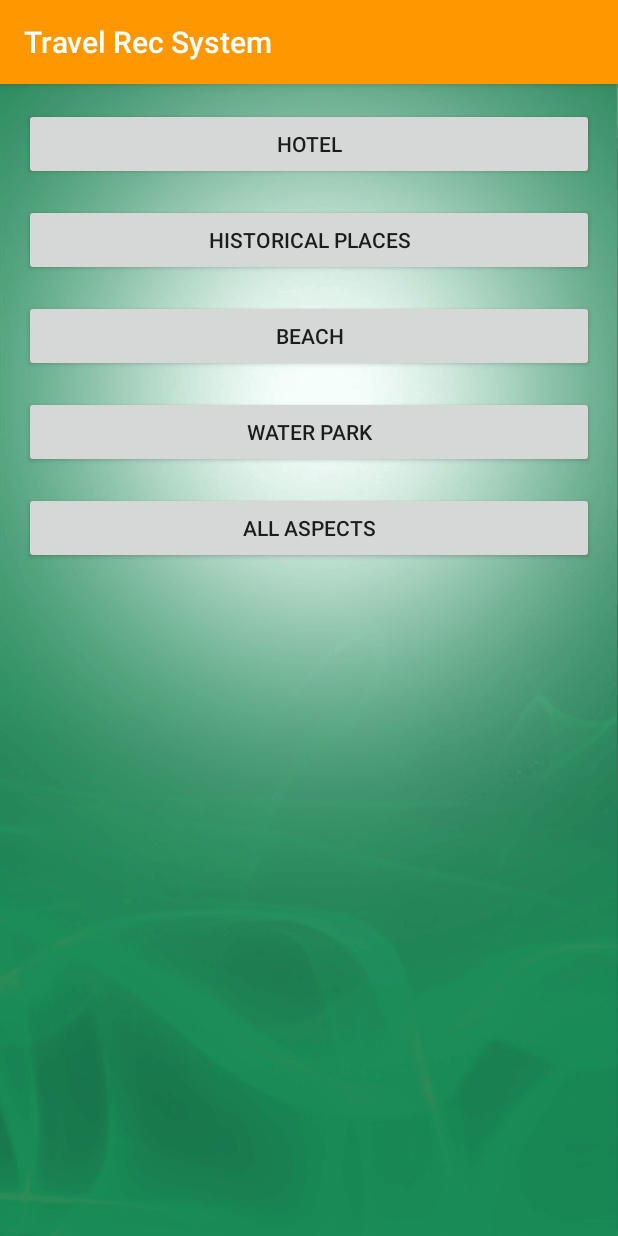
After one commit to chavantr/NewTwitterApp, an Android app: the LatestFilter screen opened directly, with no data from a screen before it, on a phone screen of 412 x 824 dp. The commit adds this screen. Run offline under Robolectric (Android 15) with nearby library versions, the phone set to English and light mode, and no system bars.

Commit message:
filter activity

```diff
--- a/app/src/main/java/com/mywings/newtwitterapp/MainActivity.kt
+++ b/app/src/main/java/com/mywings/newtwitterapp/MainActivity.kt
@@ -14,7 +14,7 @@ class MainActivity : AppCompatActivity() {
 
         btnSearch.setOnClickListener {
             if (!txtSearch.text.toString().isNullOrEmpty()) {
-                val intent = Intent(this@MainActivity, FilterActivity::class.java)
+                val intent = Intent(this@MainActivity, LatestFilter::class.java)
                 intent.putExtra("keyword", txtSearch.text.toString())
                 startActivity(intent)
             } else {
--- /dev/null
+++ b/app/src/main/java/com/mywings/newtwitterapp/process/OnFetchListener.kt
@@ -0,0 +1,7 @@
+package com.mywings.newtwitterapp.process
+
+import com.mywings.newtwitterapp.model.FetchAspect
+
+interface OnFetchListener {
+    fun onFetchSuccess(result: List<FetchAspect>?)
+}
--- /dev/null
+++ b/app/src/main/res/layout/activity_latest_filter.xml
@@ -0,0 +1,44 @@
+<?xml version="1.0" encoding="utf-8"?>
+<LinearLayout
+        xmlns:android="http://schemas.android.com/apk/res/android"
+        xmlns:tools="http://schemas.android.com/tools"
+        android:layout_width="match_parent"
+        android:orientation="vertical"
+        android:background="@drawable/login_bg"
+        android:paddingLeft="@dimen/activity_horizontal_margin"
+        android:paddingRight="@dimen/activity_horizontal_margin"
+        android:layout_height="match_parent"
+        tools:context=".LatestFilter">
+
+    <Button android:layout_width="match_parent"
+            android:id="@+id/btnHotel"
+            android:layout_height="wrap_content"
+            android:text="@string/hotel"
+            android:layout_marginTop="@dimen/activity_horizontal_margin"/>
+
+    <Button android:layout_width="match_parent"
+            android:id="@+id/btnHistoricalPlaces"
+            android:layout_height="wrap_content"
+            android:text="@string/historical_places"
+            android:layout_marginTop="@dimen/activity_horizontal_margin"/>
+
+    <Button android:layout_width="match_parent"
+            android:id="@+id/btnBeach"
+            android:text="@string/beach"
+            android:layout_height="wrap_content"
+            android:layout_marginTop="@dimen/activity_horizontal_margin"/>
+
+    <Button android:layout_width="match_parent"
+            android:id="@+id/btnWaterParks"
+            android:text="@string/water_park"
+            android:layout_height="wrap_content"
+            android:layout_marginTop="@dimen/activity_horizontal_margin"/>
+
+    <Button android:layout_width="match_parent"
+            android:layout_height="wrap_content"
+            android:id="@+id/btnAllAspects"
+            android:text="@string/all_aspects"
+            android:layout_marginTop="@dimen/activity_horizontal_margin"/>
+
+
+</LinearLayout>
--- /dev/null
+++ b/app/src/main/res/menu/menu.xml
@@ -0,0 +1,10 @@
+<?xml version="1.0" encoding="utf-8"?>
+<menu xmlns:android="http://schemas.android.com/apk/res/android">
+
+    <item android:id="@+id/menu_hotel" android:title="Hotel"/>
+    <item android:id="@+id/menu_places" android:title="Historical Places"/>
+    <item android:id="@+id/menu_beach" android:title="Beach"/>
+    <item android:id="@+id/menu_water_parks" android:title="Water Parks"/>
+
+
+</menu>
--- /dev/null
+++ b/app/src/main/res/menu/menu_beach.xml
@@ -0,0 +1,6 @@
+<?xml version="1.0" encoding="utf-8"?>
+<menu xmlns:android="http://schemas.android.com/apk/res/android">
+    <item android:id="@+id/menu_cleanness" android:title="Cleanness"/>
+    <item android:id="@+id/menu_price" android:title="Price"/>
+    <item android:id="@+id/menu_food" android:title="Food"/>
+</menu>
--- /dev/null
+++ b/app/src/main/res/menu/menu_historical_places.xml
@@ -0,0 +1,9 @@
+<?xml version="1.0" encoding="utf-8"?>
+<menu xmlns:android="http://schemas.android.com/apk/res/android">
+
+    <item android:id="@+id/menu_cleanness" android:title="Cleanness"/>
+    <item android:id="@+id/menu_price" android:title="Price"/>
+    <item android:id="@+id/menu_safety" android:title="Safety"/>
+    <item android:id="@+id/menu_food" android:title="Food"/>
+
+</menu>
--- /dev/null
+++ b/app/src/main/res/menu/menu_hotel.xml
@@ -0,0 +1,8 @@
+<?xml version="1.0" encoding="utf-8"?>
+<menu xmlns:android="http://schemas.android.com/apk/res/android">
+    <item android:id="@+id/menu_room" android:title="Room"/>
+    <item android:id="@+id/menu_price" android:title="Price"/>
+    <item android:id="@+id/menu_staff" android:title="Staff"/>
+    <item android:id="@+id/menu_service" android:title="Service"/>
+    <item android:id="@+id/menu_food" android:title="Food"/>
+</menu>
--- /dev/null
+++ b/app/src/main/res/menu/menu_water_parks.xml
@@ -0,0 +1,7 @@
+<?xml version="1.0" encoding="utf-8"?>
+<menu xmlns:android="http://schemas.android.com/apk/res/android">
+    <item android:id="@+id/menu_cleanness" android:title="Cleanness"/>
+    <item android:id="@+id/menu_price" android:title="Price"/>
+    <item android:id="@+id/menu_room" android:title="Room"/>
+    <item android:id="@+id/menu_food" android:title="Food"/>
+</menu>
```
Also changed, not shown: app/src/main/AndroidManifest.xml (+5 -2 lines), app/src/main/java/com/mywings/newtwitterapp/FilterActivity.kt (+2 -8 lines), app/src/main/java/com/mywings/newtwitterapp/LatestFilter.kt (added, +222 -0 lines), app/src/main/java/com/mywings/newtwitterapp/ResultServiceActivity.kt (+6 -9 lines), app/src/main/java/com/mywings/newtwitterapp/ViewGraphActivity.kt (+31 -86 lines), app/src/main/java/com/mywings/newtwitterapp/model/FetchAspect.kt (added, +9 -0 lines), app/src/main/java/com/mywings/newtwitterapp/process/FetchFilterValue.kt (+0 -7 lines), app/src/main/java/com/mywings/newtwitterapp/process/FetchValueAsync.kt (added, +47 -0 lines), app/src/main/java/com/mywings/newtwitterapp/process/HttpConstants.kt (+8 -1 lines).
